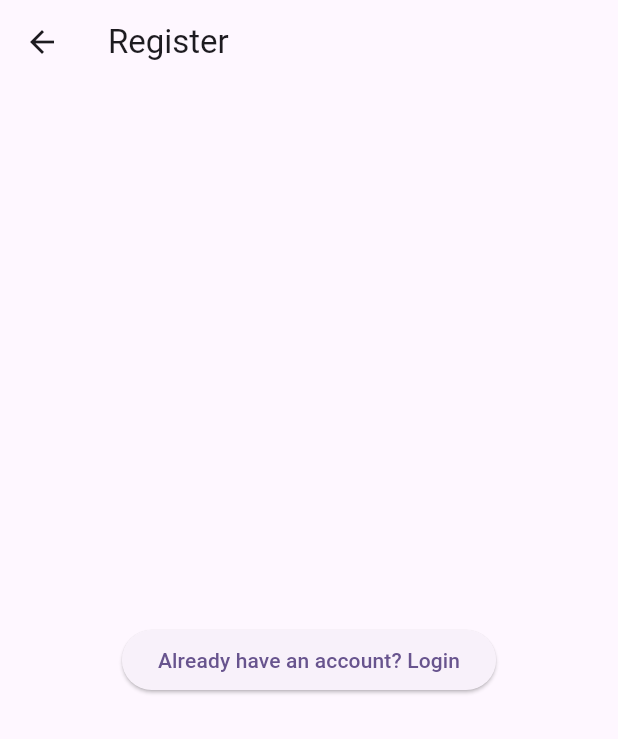
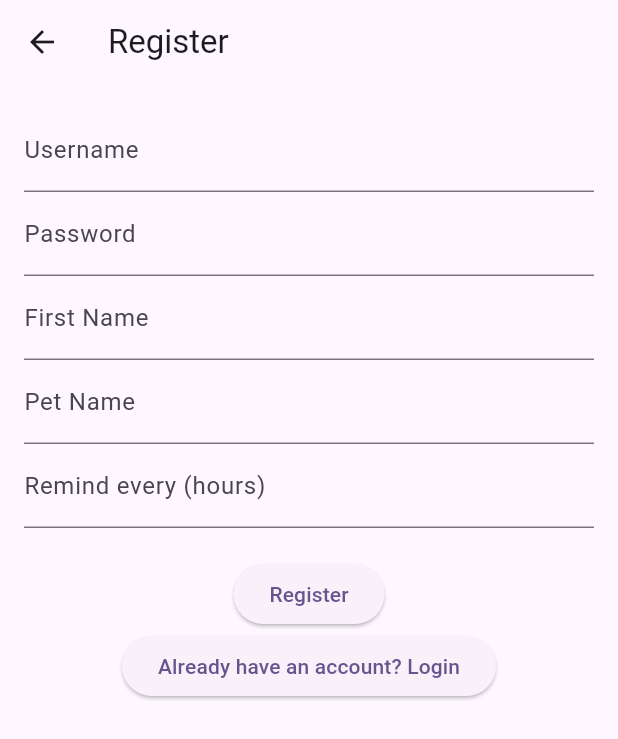
Before and after one commit to leyyenahsophie/Pet_Care_App, a Flutter app: the screen it shows after launch, on a phone screen of 412 x 824 dp. Shown: the top 739 px of the screen. Run offline on Flutter 3.47's test engine with Material 3 defaults, Android fonts, the phone set to English and light mode, and no system bars; our stand-ins replace bottom_navy_bar, flutter_form_builder, sqflite; accounts and stored records are empty.

Commit message:
Updated register_page.dart

```diff
--- a/pet_app/lib/register_page.dart
+++ b/pet_app/lib/register_page.dart
@@ -14,18 +14,117 @@ class RegisterPage extends StatefulWidget {
 }
 
 class _RegisterPageState extends State<RegisterPage> {
+  //leyyenah's code
+    final _formKey = GlobalKey<FormState>();
   final DatabaseServices _databaseService = DatabaseServices.instance;
 
+  final TextEditingController _usernameController = TextEditingController();
+  final TextEditingController _passwordController = TextEditingController();
+  final TextEditingController _firstNameController = TextEditingController();
+  final TextEditingController _petNameController = TextEditingController();
+  final TextEditingController _reminderController = TextEditingController();
+
+  @override
+  void dispose() {
+    _usernameController.dispose();
+    _passwordController.dispose();
+    _firstNameController.dispose();
+    _petNameController.dispose();
+    _reminderController.dispose();
+    super.dispose();
+  }
+
+    void _registerUser() async {
+    if (_formKey.currentState!.validate()) {
+      String username = _usernameController.text.trim();
+      String password = _passwordController.text.trim();
+      String firstName = _firstNameController.text.trim();
+      String petName = _petNameController.text.trim();
+      int? reminderInterval = int.tryParse(_reminderController.text.trim());
+
+      if (reminderInterval == null || reminderInterval <= 0) {
+        ScaffoldMessenger.of(context).showSnackBar(
+          const SnackBar(content: Text('Enter a valid reminder interval')),
+        );
+        return;
+      }
+
+      // Add user to the database
+      _databaseService.addLogin(username, password);
+      _databaseService.addPet(petName, 0, reminderInterval);
+
+      // Navigate to the main page
+      Navigator.pushReplacementNamed(context, '/main');
+    }
+  }
+  //leyyenah's code end [1]
+
+  //leyyenah's code start [2]
   @override
   Widget build(BuildContext context) {
     return Scaffold(
-      appBar: AppBar(
-        title: const Text('Register'),
+      appBar: AppBar(title: const Text('Register')),
+      body: Padding(
+        padding: const EdgeInsets.all(16.0),
+        child: Form(
+          key: _formKey,
+          child: Column(
+            mainAxisSize: MainAxisSize.min,
+            children: [
+              TextFormField(
+                controller: _usernameController,
+                decoration: const InputDecoration(labelText: 'Username'),
+                validator:
+                    (value) =>
+                        value == null || value.isEmpty
+                            ? 'Enter a username'
+                            : null,
               ),
-      body: Center(
-        child: Column(
-          mainAxisAlignment: MainAxisAlignment.center,
-          children: [
+              TextFormField(
+                controller: _passwordController,
+                decoration: const InputDecoration(labelText: 'Password'),
+                obscureText: true,
+                validator:
+                    (value) =>
+                        value == null || value.isEmpty
+                            ? 'Enter a password'
+                            : null,
+              ),
+              TextFormField(
+                controller: _firstNameController,
+                decoration: const InputDecoration(labelText: 'First Name'),
+                validator:
+                    (value) =>
+                        value == null || value.isEmpty
+                            ? 'Enter your first name'
+                            : null,
+              ),
+              TextFormField(
+                controller: _petNameController,
+                decoration: const InputDecoration(labelText: 'Pet Name'),
+                validator:
+                    (value) =>
+                        value == null || value.isEmpty
+                            ? 'Enter your pet\'s name'
+                            : null,
+              ),
+              TextFormField(
+                controller: _reminderController,
+                decoration: const InputDecoration(
+                  labelText: 'Remind every (hours)',
+                ),
+                keyboardType: TextInputType.number,
+                validator:
+                    (value) =>
+                        value == null || value.isEmpty
+                            ? 'Enter a reminder interval'
+                            : null,
+              ),
+              const SizedBox(height: 20),
+              ElevatedButton(
+                onPressed: _registerUser,
+                child: const Text('Register'),
+              ),
               ElevatedButton(
                 onPressed: () => Navigator.push(
                   context,
@@ -36,6 +135,7 @@ class _RegisterPageState extends State<RegisterPage> {
             ],
           ),
         ),
+      ),
     );
   }
 }
```
Lines whose indentation alone changed are shown as unchanged.
